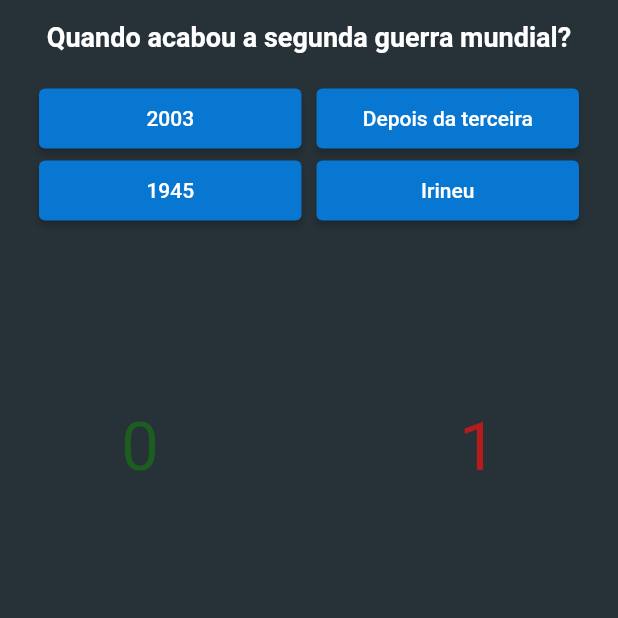
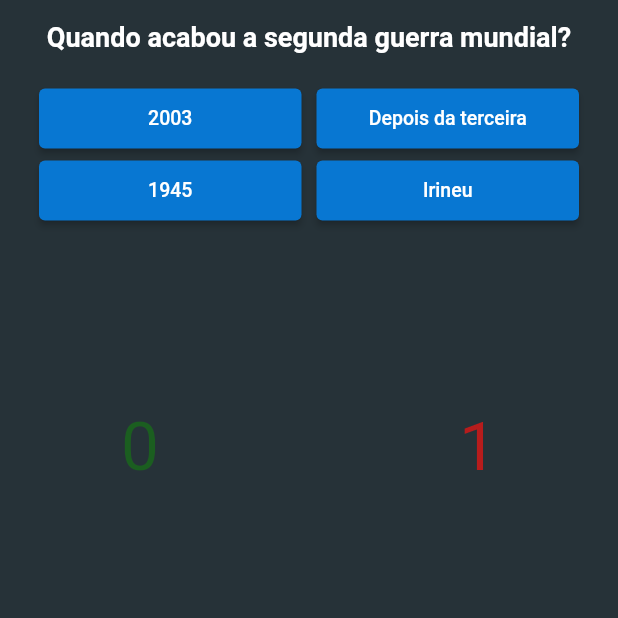
Before and after one commit to Bittencourt-26/quizApp, a Flutter app: the screen it shows after launch, after a tap on "Brasil", on a phone screen of 412 x 824 dp, the part 504-1122 px from its top. Run offline on Flutter 3.47's test engine with Material 2 defaults, Android fonts, the phone set to English and light mode, and no system bars.

Commit message:
added responsive design to the answers

```diff
--- a/lib/main.dart
+++ b/lib/main.dart
@@ -25,6 +25,7 @@ class MyAppState extends State<MyApp> {
       'Quando acabou a segunda guerra mundial?',
       'Quando foi o golpe do Estado Novo?',
       'Em que ano foi o golpe militar no Brasil?',
+      'Qual foi o lema da revolução francesa?',
       '',
     ];
     final List resposta1 = [
@@ -32,6 +33,7 @@ class MyAppState extends State<MyApp> {
       '2003',
       '100 a.c',
       '1929',
+      'Igualdade, Irmandade e Fraternidade',
       '',
     ];
     final List resposta2 = [
@@ -39,6 +41,7 @@ class MyAppState extends State<MyApp> {
       'Depois da terceira',
       '1936',
       '1930',
+      'Liberdade, Igualdade e Irmandade',
       '',
     ];
     final List resposta3 = [
@@ -46,6 +49,7 @@ class MyAppState extends State<MyApp> {
       '1945',
       'Ontem',
       '1964',
+      'Liberdade, Igualdade e fraternidade',
       '',
     ];
     final List resposta4 = [
@@ -53,6 +57,7 @@ class MyAppState extends State<MyApp> {
       'Irineu',
       'Antes do Estado Velho',
       '1985',
+      'Liberdade, Fraternidade e Solidariedade',
       '',
     ];
 
@@ -61,8 +66,8 @@ class MyAppState extends State<MyApp> {
       '1945',
       '1936',
       '1964',
+      'Liberdade, Igualdade e fraternidade',
     ];
-
     return MaterialApp(
       home: Scaffold(
         backgroundColor: Colors.black,
@@ -82,17 +87,19 @@ class MyAppState extends State<MyApp> {
               const SizedBox(
                 height: 300,
               ),
-              Questao(lista[
-                  indice]), //construtor que chama as questões da lista de acordo com o indice
+              Questao(lista[indice]), //construtor que chama as questões da lista de acordo com o indice
               const SizedBox(height: 20),
               Row(
                 //as duas primeiras questôes
                 mainAxisAlignment: MainAxisAlignment.center,
                 children: [
                   ElevatedButton(
-                    //respota1
+                    //resposta1
                     style: ButtonStyle(
                         minimumSize: MaterialStateProperty.all(
+                          const Size(175, 40.0),
+                        ),
+                        maximumSize: MaterialStateProperty.all(
                           const Size(175, 40.0),
                         ),
                         backgroundColor: MaterialStateProperty.all(
@@ -107,7 +114,21 @@ class MyAppState extends State<MyApp> {
                         indice++;
                       }
                     }),
-                    child: Text(resposta1[indice]),
+                    child: Container(
+                      alignment: Alignment.center,
+                      child: LayoutBuilder(
+                        builder: (context, constraints) {
+                          return Text(
+                            resposta1[indice],
+                            maxLines: 2,
+                            overflow: TextOverflow.ellipsis,
+                            style: TextStyle(
+                                fontSize:
+                                    constraints.maxWidth >= 175 ? 16 : 13),
+                          );
+                        },
+                      ),
+                    ),
                   ),
                   const SizedBox(
                     width: 10,
@@ -116,6 +137,9 @@ class MyAppState extends State<MyApp> {
                     //resposta 2
                     style: ButtonStyle(
                       minimumSize: MaterialStateProperty.all(
+                        const Size(175, 40.0),
+                      ),
+                      maximumSize: MaterialStateProperty.all(
                         const Size(175, 40.0),
                       ),
                       backgroundColor: MaterialStateProperty.all(
@@ -132,7 +156,21 @@ class MyAppState extends State<MyApp> {
                         indice++;
                       }
                     }),
-                    child: Text(resposta2[indice]),
+                    child: Container(
+                      alignment: Alignment.center,
+                      child: LayoutBuilder(
+                        builder: (context, constraints) {
+                          return Text(
+                            resposta2[indice],
+                            maxLines: 2,
+                            overflow: TextOverflow.ellipsis,
+                            style: TextStyle(
+                                fontSize:
+                                    constraints.maxWidth >= 175 ? 16 : 13),
+                          );
+                        },
+                      ),
+                    ),
                   ),
                 ],
               ),
@@ -143,8 +181,12 @@ class MyAppState extends State<MyApp> {
                   ElevatedButton(
                     // resposta 3
                     style: ButtonStyle(
-                      minimumSize:
-                          MaterialStateProperty.all(const Size(175, 40.0)),
+                      minimumSize: MaterialStateProperty.all(
+                        const Size(175, 40.0),
+                      ),
+                      maximumSize: MaterialStateProperty.all(
+                        const Size(175, 40.0),
+                      ),
                       backgroundColor: MaterialStateProperty.all(
                         const Color.fromARGB(255, 8, 119, 210),
                       ),
@@ -159,7 +201,21 @@ class MyAppState extends State<MyApp> {
                         indice++;
                       }
                     }),
-                    child: Text(resposta3[indice]),
+                    child: Container(
+                      alignment: Alignment.center,
+                      child: LayoutBuilder(
+                        builder: (context, constraints) {
+                          return Text(
+                            resposta3[indice],
+                            maxLines: 2,
+                            overflow: TextOverflow.ellipsis,
+                            style: TextStyle(
+                                fontSize:
+                                    constraints.maxWidth >= 175 ? 16 : 13),
+                          );
+                        },
+                      ),
+                    ),
                   ),
                   const SizedBox(
                     width: 10,
@@ -167,10 +223,16 @@ class MyAppState extends State<MyApp> {
                   ElevatedButton(
                     //resposta 4
                     style: ButtonStyle(
-                        minimumSize:
-                            MaterialStateProperty.all(const Size(175, 40.0)),
-                        backgroundColor: MaterialStateProperty.all(
-                            const Color.fromARGB(255, 8, 119, 210))),
+                      minimumSize: MaterialStateProperty.all(
+                        const Size(175, 40.0),
+                      ),
+                      maximumSize: MaterialStateProperty.all(
+                        const Size(175, 40.0),
+                      ),
+                      backgroundColor: MaterialStateProperty.all(
+                        const Color.fromARGB(255, 8, 119, 210),
+                      ),
+                    ),
                     onPressed: () => setState(() {
                       if (respostasCertas.contains(resposta4[indice])) {
                         contadorRespostasCertas++;
@@ -181,7 +243,21 @@ class MyAppState extends State<MyApp> {
                         indice++;
                       }
                     }),
-                    child: Text(resposta4[indice]),
+                    child: Container(
+                      alignment: Alignment.center,
+                      child: LayoutBuilder(
+                        builder: (context, constraints) {
+                          return Text(
+                            resposta4[indice],
+                            maxLines: 2,
+                            overflow: TextOverflow.ellipsis,
+                            style: TextStyle(
+                                fontSize:
+                                    constraints.maxWidth >= 175 ? 16 : 13),
+                          );
+                        },
+                      ),
+                    ),
                   ),
                 ],
               ),
```
